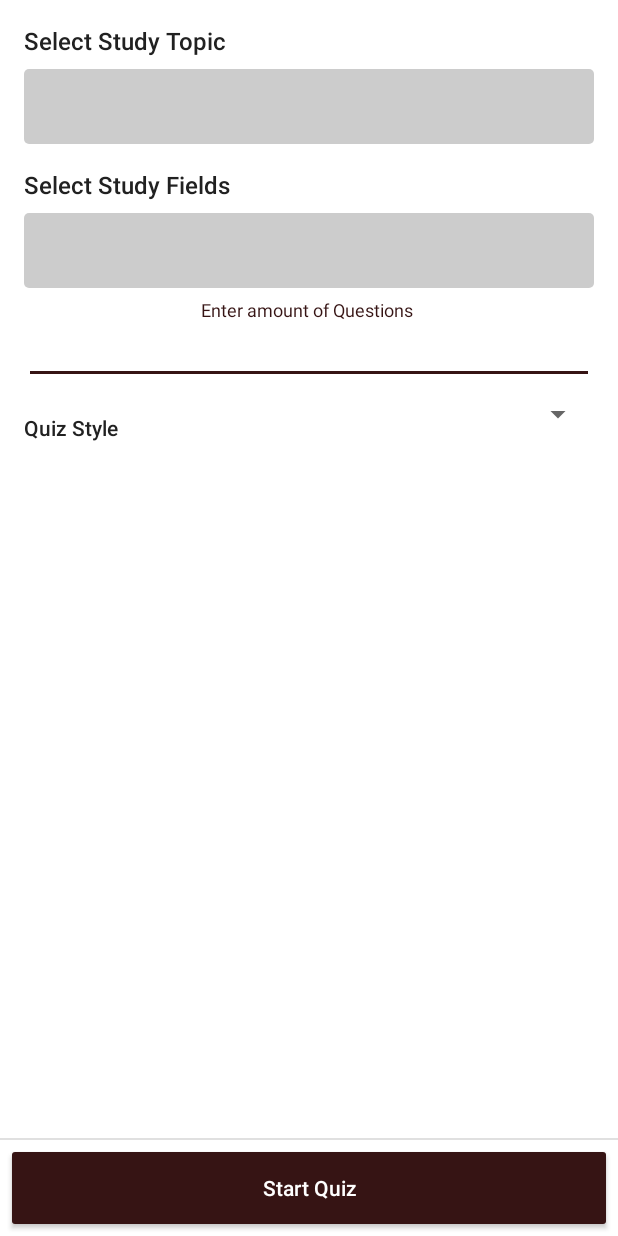
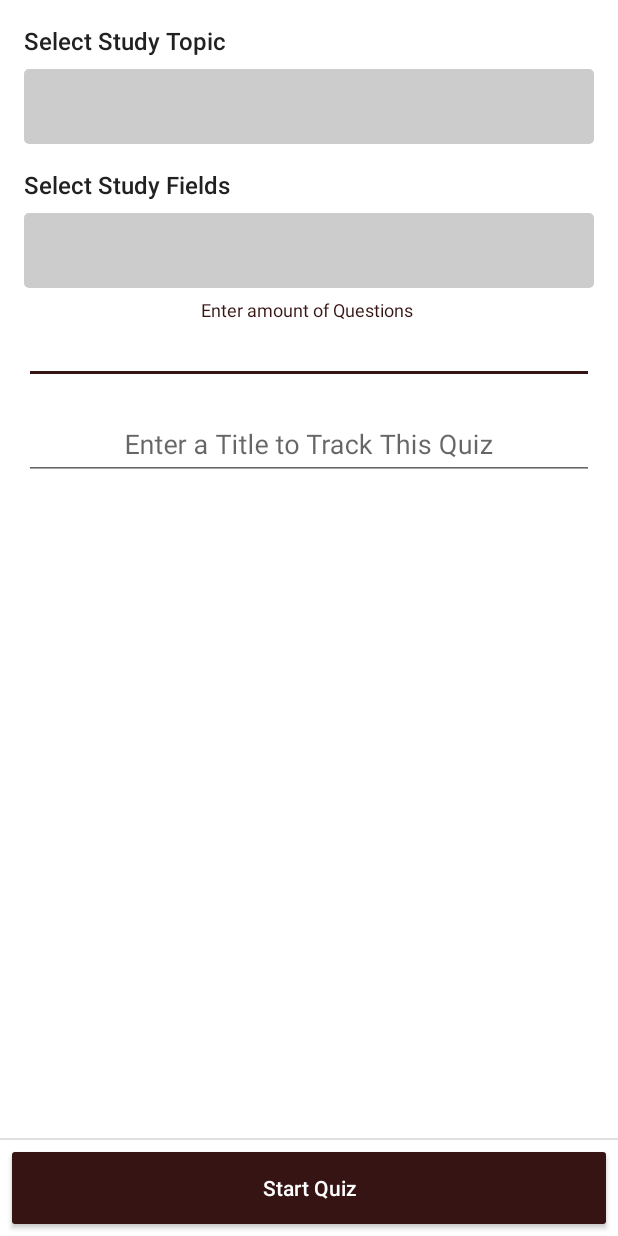
Before and after one commit to sebastian011511/pharm_app, an Android app: the layout activity_select_quiz.xml on its own in the app's theme, with its tools: preview values and no code run, on a phone screen of 412 x 824 dp. Run offline under Robolectric (Android 15) with nearby library versions, the phone set to English and light mode, and no system bars.

Commit message:
conintued work on QuizTracker

```diff
--- a/app/src/main/res/layout/activity_select_quiz.xml
+++ b/app/src/main/res/layout/activity_select_quiz.xml
@@ -1,10 +1,10 @@
 <?xml version="1.0" encoding="utf-8"?>
 <RelativeLayout xmlns:android="http://schemas.android.com/apk/res/android"
-    xmlns:tools="http://schemas.android.com/tools"
-    android:id="@+id/quiz_activity_linear_layout"
-    android:layout_width="match_parent"
-    android:layout_height="wrap_content"
-    android:orientation="vertical">
+                xmlns:tools="http://schemas.android.com/tools"
+                android:id="@+id/quiz_activity_linear_layout"
+                android:layout_width="match_parent"
+                android:layout_height="wrap_content"
+                android:orientation="vertical">
 
     <ScrollView
         android:id="@+id/quiz_activity_scroll_view"
@@ -30,7 +30,7 @@
                 android:paddingTop="16dp"
                 android:text="Select Study Topic"
                 android:textColor="@color/primary_text"
-                android:textSize="16dp" />
+                android:textSize="16dp"/>
 
 
             <LinearLayout
@@ -39,7 +39,7 @@
                 android:layout_height="wrap_content"
                 android:background="@drawable/rect_smooth_edge"
                 android:orientation="vertical"
-                tools:layout_height="50dp" />
+                tools:layout_height="50dp"/>
 
             <TextView
                 android:id="@+id/title_select_study_fields"
@@ -50,7 +50,7 @@
                 android:paddingTop="16dp"
                 android:text="Select Study Fields"
                 android:textColor="@color/primary_text"
-                android:textSize="16dp" />
+                android:textSize="16dp"/>
 
             <LinearLayout
                 android:id="@+id/study_fields_layout"
@@ -58,7 +58,7 @@
                 android:layout_height="wrap_content"
                 android:background="@drawable/rect_smooth_edge"
                 android:orientation="vertical"
-                tools:layout_height="50dp" />
+                tools:layout_height="50dp"/>
 
 
             <android.support.design.widget.TextInputLayout
@@ -71,39 +71,32 @@
                     android:id="@+id/quiz_question_qty"
                     android:layout_width="match_parent"
                     android:layout_height="wrap_content"
+                    android:gravity="center"
                     android:hint="Enter amount of Questions "
-                    android:gravity="center"
-                    android:inputType="number" />
+                    android:inputType="number"/>
 
 
             </android.support.design.widget.TextInputLayout>
 
-            <LinearLayout
+            <android.support.design.widget.TextInputLayout
+                android:id="@+id/quiz_title_text"
                 android:layout_width="match_parent"
                 android:layout_height="wrap_content"
-                android:orientation="horizontal"
-                android:paddingTop="8dp"
-                tools:layout_height="50dp">
+                android:layout_marginTop="8dp">
 
-                <TextView
-                    android:layout_width="0dp"
-                    android:layout_height="match_parent"
-                    android:layout_weight="1"
-                    android:fontFamily="sans-serif-medium"
-                    android:gravity="center_vertical"
-                    android:text="Quiz Style"
-                    android:textColor="@color/primary_text" />
+                <EditText
+                    android:id="@+id/quiz_title_input"
+                    android:layout_width="match_parent"
+                    android:layout_height="wrap_content"
+                    android:gravity="center"
+                    android:hint="Enter a Title to Track This Quiz"
+                    android:inputType="text"/>
 
-                <Spinner
-                    android:id="@+id/quiz_style"
-                    android:layout_width="wrap_content"
-                    android:layout_height="wrap_content"
-                    android:layout_gravity="right"
-                    android:layout_weight="2"
-                    android:gravity="right"
-                    android:textColor="@color/secondary_text" />
 
-            </LinearLayout>
+            </android.support.design.widget.TextInputLayout>
+
+
+
         </LinearLayout>
 
     </ScrollView>
@@ -121,7 +114,7 @@
         <View
             android:layout_width="match_parent"
             android:layout_height="1dp"
-            android:background="?android:attr/listDivider" />
+            android:background="?android:attr/listDivider"/>
 
         <Button
             android:id="@+id/start_button"
@@ -129,7 +122,7 @@
             android:layout_width="match_parent"
             android:layout_height="wrap_content"
             android:layout_margin="8dp"
-            android:text="Start Quiz" />
+            android:text="Start Quiz"/>
 
     </LinearLayout>
 </RelativeLayout>
```
Also changed, not shown: app/src/main/java/com/bhcc/app/pharmtech/view/quiz/QuizMultipleChoiceFragment.java (+22 -15 lines), app/src/main/java/com/bhcc/app/pharmtech/view/quiz/QuizTracker.java (+8 -1 lines), app/src/main/java/com/bhcc/app/pharmtech/view/quiz/SelectQuizFragment.java (+20 -28 lines), app/src/main/java/com/bhcc/app/pharmtech/view/review/ReviewFragment.java (+37 -39 lines).
